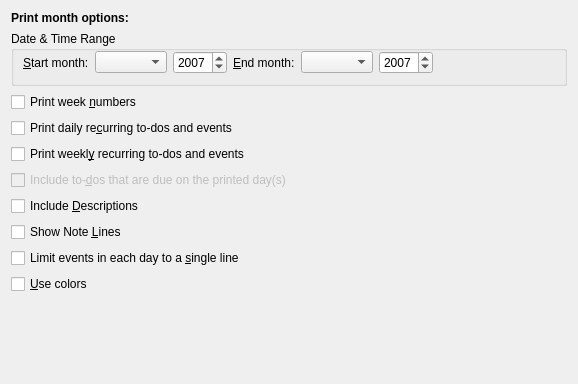
Old version of the form printing/calprintmonthconfig_base.ui in the repository KDE/korganizer.
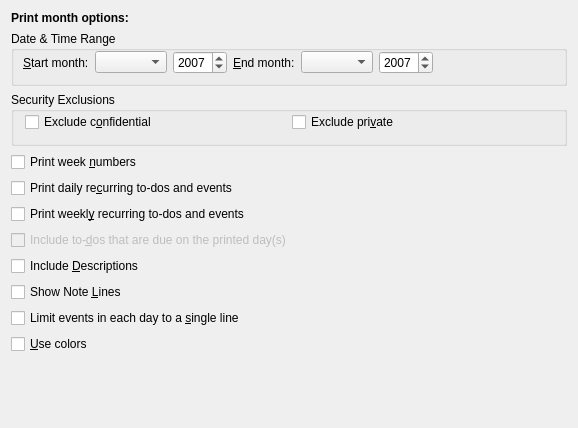
New version of the form. Custom widgets are drawn as their Qt base class.

Commit message: BUG: 65192 GUI: Configurable ability to exclude Confidential and Private Incidences Day, Week, Month and ToDo prints.

Patch:
```diff
--- a/printing/calprintmonthconfig_base.ui
+++ b/printing/calprintmonthconfig_base.ui
@@ -8,7 +8,7 @@
     <x>0</x>
     <y>0</y>
     <width>578</width>
-    <height>384</height>
+    <height>428</height>
    </rect>
   </property>
   <layout class="QGridLayout" name="gridLayout" >
@@ -126,6 +126,38 @@
     </widget>
    </item>
    <item row="2" column="0" >
+    <widget class="QGroupBox" name="mSecurity" >
+     <property name="title" >
+      <string>Security Exclusions</string>
+     </property>
+     <layout class="QHBoxLayout" name="horizontalLayout" >
+      <property name="topMargin" >
+       <number>0</number>
+      </property>
+      <item>
+       <widget class="QCheckBox" name="mExcludeConfidential" >
+        <property name="whatsThis" >
+         <string>Check this option to exclude confidential events.</string>
+        </property>
+        <property name="text" >
+         <string>Exclude c&amp;onfidential</string>
+        </property>
+       </widget>
+      </item>
+      <item>
+       <widget class="QCheckBox" name="mExcludePrivate" >
+        <property name="whatsThis" >
+         <string>Check this option to exclude private events</string>
+        </property>
+        <property name="text" >
+         <string>Exclude pri&amp;vate</string>
+        </property>
+       </widget>
+      </item>
+     </layout>
+    </widget>
+   </item>
+   <item row="3" column="0" >
     <widget class="QCheckBox" name="mWeekNumbers" >
      <property name="whatsThis" >
       <string>Enable this to print week numbers at the left of each row.</string>
@@ -135,7 +167,7 @@
      </property>
     </widget>
    </item>
-   <item row="3" column="0" >
+   <item row="4" column="0" >
     <widget class="QCheckBox" name="mRecurDaily" >
      <property name="whatsThis" >
       <string>With this option it is possible to leave out the daily recurring to-dos and events in the print. They take a lot of space and make the month view needlessly complicated.</string>
@@ -145,7 +177,7 @@
      </property>
     </widget>
    </item>
-   <item row="4" column="0" >
+   <item row="5" column="0" >
     <widget class="QCheckBox" name="mRecurWeekly" >
      <property name="whatsThis" >
       <string>Similar to "Print daily recurring to-dos and events". Weekly to-dos and events will be omitted when making a print of the selected month.</string>
@@ -155,7 +187,7 @@
      </property>
     </widget>
    </item>
-   <item row="5" column="0" >
+   <item row="6" column="0" >
     <widget class="QCheckBox" name="mIncludeTodos" >
      <property name="enabled" >
       <bool>false</bool>
@@ -168,7 +200,7 @@
      </property>
     </widget>
    </item>
-   <item row="6" column="0" >
+   <item row="7" column="0" >
     <widget class="QCheckBox" name="mIncludeDescription" >
      <property name="whatsThis" >
       <string>Check this option to include the more detailed description for each event.</string>
@@ -178,7 +210,7 @@
      </property>
     </widget>
    </item>
-   <item row="7" column="0" >
+   <item row="8" column="0" >
     <widget class="QCheckBox" name="mShowNoteLines" >
      <property name="whatsThis" >
       <string>Check this option to show note lines.</string>
@@ -188,7 +220,7 @@
      </property>
     </widget>
    </item>
-   <item row="8" column="0" >
+   <item row="9" column="0" >
     <widget class="QCheckBox" name="mSingleLineLimit" >
      <property name="whatsThis" >
       <string>Check this option to limit events to a single line.</string>
@@ -198,7 +230,7 @@
      </property>
     </widget>
    </item>
-   <item row="9" column="0" >
+   <item row="10" column="0" >
     <widget class="QCheckBox" name="mColors" >
      <property name="whatsThis" >
       <string>The timetable view supports colors. If you want to make use of colors you should check this option. The category colors will be used.</string>
@@ -208,7 +240,7 @@
      </property>
     </widget>
    </item>
-   <item row="10" column="0" >
+   <item row="11" column="0" >
     <spacer>
      <property name="orientation" >
       <enum>Qt::Vertical</enum>
```
The commit also changes 6 other files.
